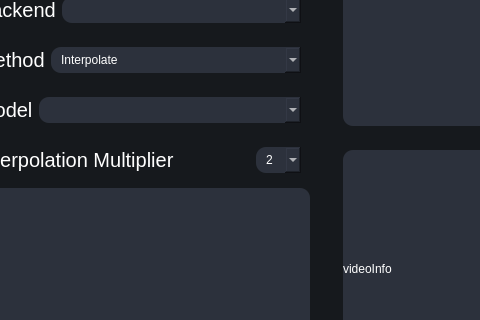
Qt form testRVEInterface.ui (TNTwise/REAL-Video-Enhancer) before a commit; both pictures show x 189 to 669 and y 170 to 490 of the 897 by 707 pixel window.
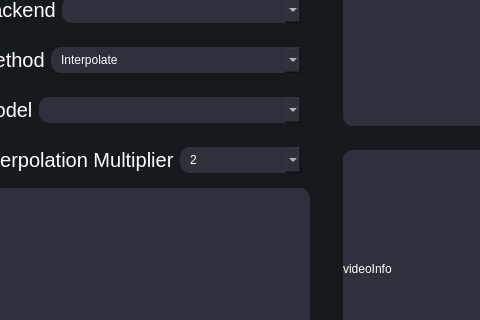
The same form after that commit. The open tabs and pages were chosen to show the change. Icons and pictures are not drawn.

Commit message: add text padding

```diff
--- a/testRVEInterface.ui
+++ b/testRVEInterface.ui
@@ -144,6 +144,7 @@
 QTextEdit{
 background-color:#2c313c;
 border-radius: 10px;
+padding:5px 10px;
 }
 
 QPushButton{
@@ -480,7 +481,7 @@
                       </property>
                      </widget>
                     </item>
-                    <item alignment="Qt::AlignmentFlag::AlignRight">
+                    <item>
                      <widget class="QComboBox" name="interpolationMultiplierComboBox">
                       <property name="sizePolicy">
                        <sizepolicy hsizetype="Expanding" vsizetype="Fixed">
```
Left out of the diff: 44 changed lines with no effect on the pictures. The commit also changes 1 other file.
